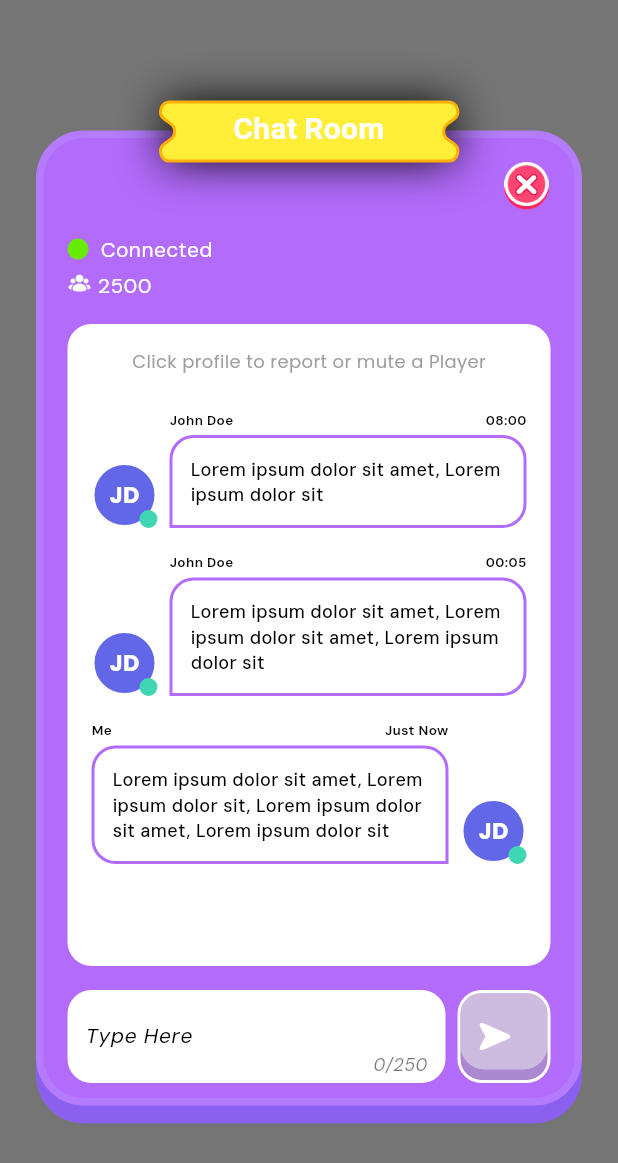
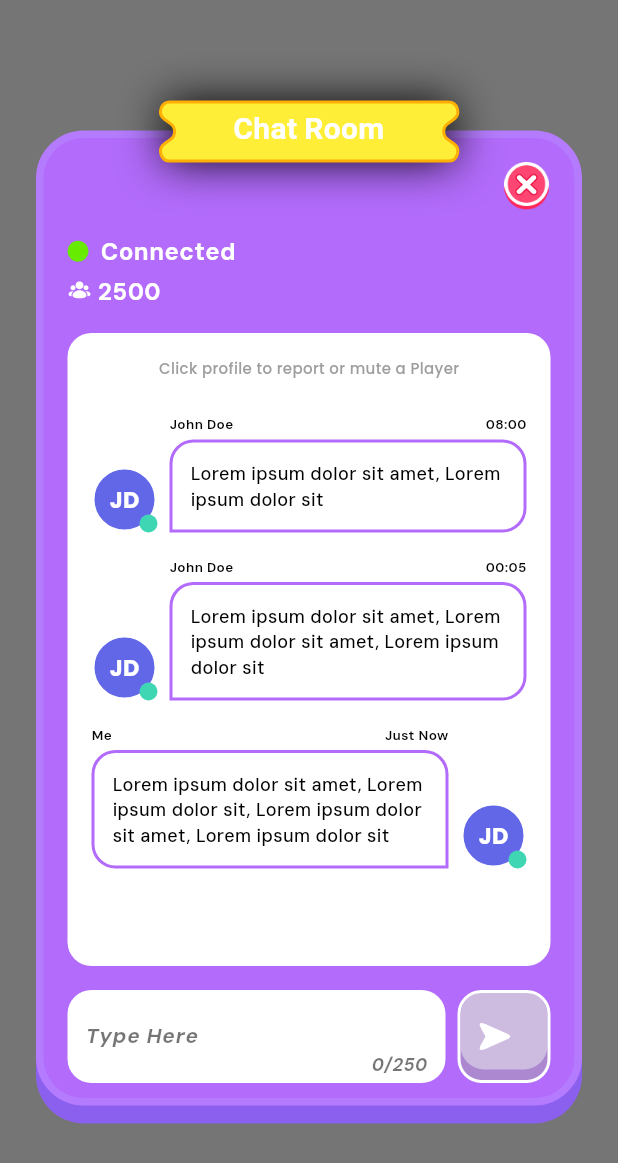
Before and after one commit to Jossyboydgenius/HIPHOP---RNB-BINGO, a Flutter app: the ChatRoomModal widget shown alone on an empty page, opened directly, on a phone screen of 412 x 824 dp. Shown: the top 1163 px of the screen. Run offline on Flutter 3.47's test engine with Material 3 defaults, Android fonts, the phone set to English and light mode, and no system bars; our stand-ins replace flutter_bloc, flutter_screenutil, flutter_svg, google_fonts, image_picker; missing offline and left inert: google_ml_kit, qr_code_scanner.

Commit message:
Enhance ChatRoomModal text styles: Update font sizes and weights for connection status, active users, input hints, and character count to improve readability and visual hierarchy. Adjust hint text color for better contrast.

```diff
--- a/lib/widgets/chat_room_modal.dart
+++ b/lib/widgets/chat_room_modal.dart
@@ -81,7 +81,8 @@ class _ChatRoomModalState extends State<ChatRoomModal> {
             Text(
               widget.isConnected ? 'Connected' : 'Disabled',
               style: AppTextStyle.dmSans(
-                fontSize: 14,
+                fontSize: 16,
+                fontWeight: FontWeight.w700,
                 color: Colors.white,
               ),
             ),
@@ -98,7 +99,8 @@ class _ChatRoomModalState extends State<ChatRoomModal> {
             Text(
               widget.activeUsers.toString(),
               style: AppTextStyle.dmSans(
-                fontSize: 14,
+                fontSize: 16,
+                fontWeight: FontWeight.w700,
                 color: Colors.white,
               ),
             ),
@@ -135,8 +137,9 @@ class _ChatRoomModalState extends State<ChatRoomModal> {
                       hintText: 'Type Here',
                       hintStyle: AppTextStyle.dmSans(
                         fontSize: 14,
+                        fontWeight: FontWeight.w700,
                         fontStyle: FontStyle.italic,
-                        color: Colors.black,
+                        color: Colors.black54,
                       ),
                       border: InputBorder.none,
                       counterText: '',
@@ -151,6 +154,7 @@ class _ChatRoomModalState extends State<ChatRoomModal> {
                       '${_messageController.text.length}/$maxLength',
                       style: AppTextStyle.dmSans(
                         fontSize: 12,
+                        fontWeight: FontWeight.w700,
                         fontStyle: FontStyle.italic,
                         color: Colors.black54,
                       ),
@@ -246,7 +250,8 @@ class _ChatRoomModalState extends State<ChatRoomModal> {
                               'Click profile to report or mute a Player',
                               style: TextStyle(
                                 color: Colors.grey,
-                                fontSize: 12,
+                                fontSize: 10,
+                                fontWeight: FontWeight.w500,
                               ),
                             ),
                             const SizedBox(height: 16),
```
